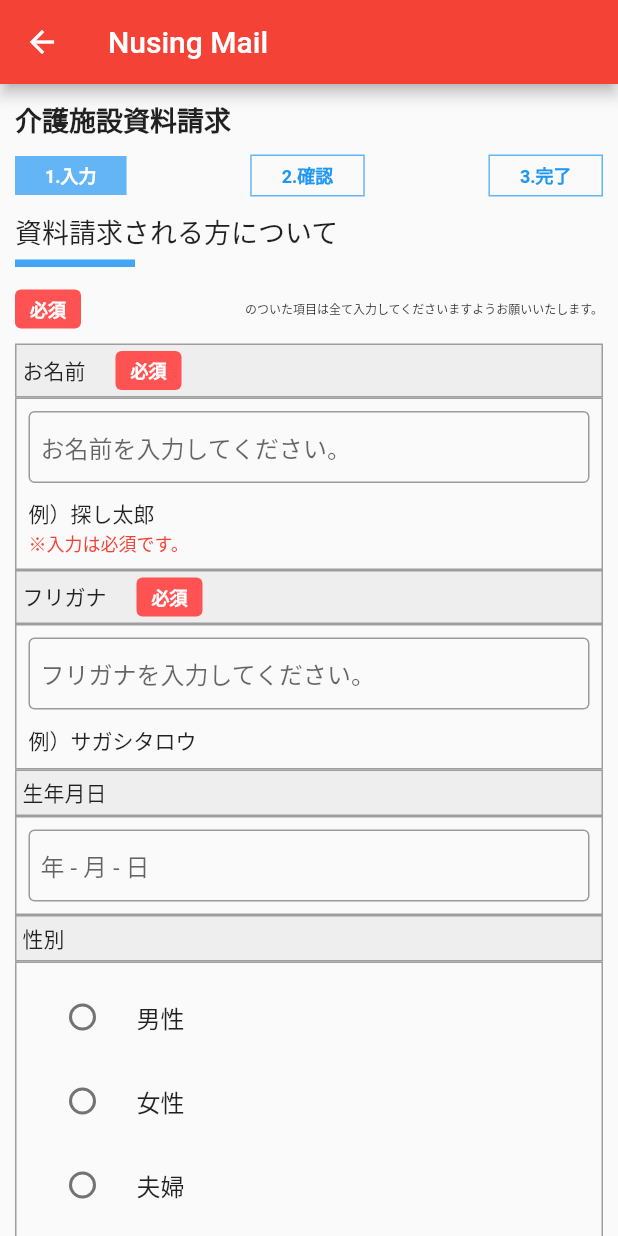
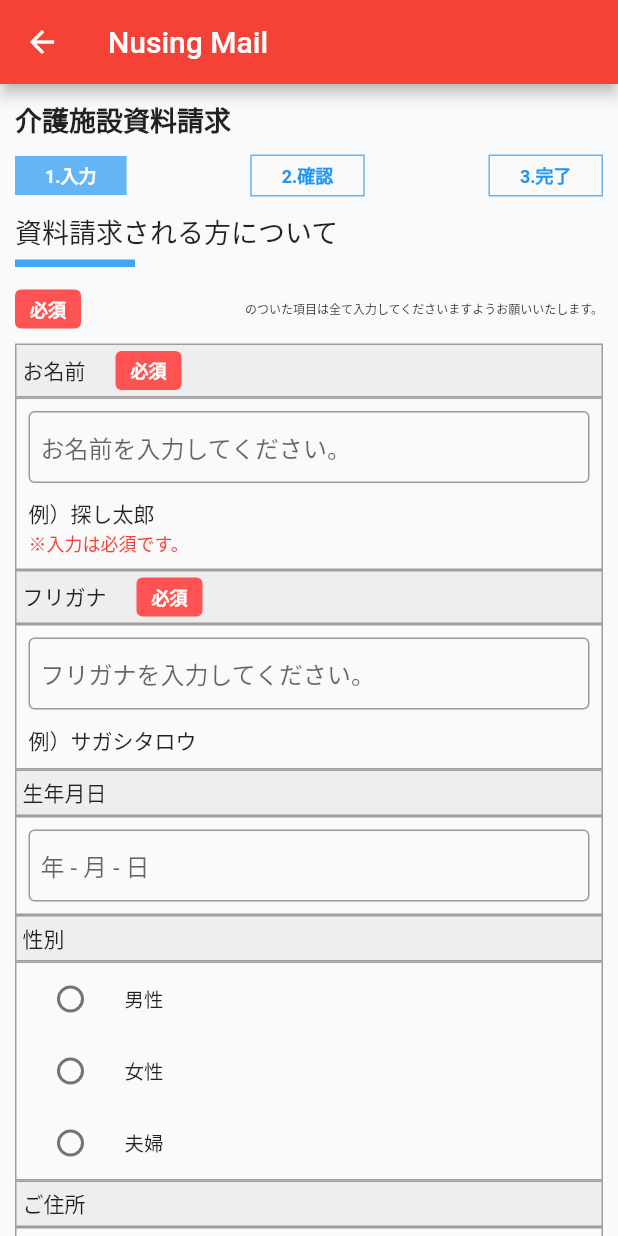
Before and after one commit to zwemansoempm/tis-mobile, a Flutter app: the NusingMail screen opened directly, on a phone screen of 412 x 824 dp. Run offline on Flutter 3.47's test engine with Material 2 defaults, Android fonts, the phone set to English and light mode, and no system bars; our stand-ins replace device_preview, dio, dotted_line, eva_icons_flutter, rxdart, splashscreen and 1 more; network calls fail.

Commit message:
update design

```diff
--- a/lib/views/nusing_favourite_mail.dart
+++ b/lib/views/nusing_favourite_mail.dart
@@ -169,7 +169,6 @@ class _NusingMailState extends State<NusingMail> {
                 ),
                 _itemHeader("性別"),
                 Container(
-                  padding: EdgeInsets.all(8),
                   decoration: BoxDecoration(
                     border: Border.all(color: Colors.grey)
                   ),
@@ -179,6 +178,7 @@ class _NusingMailState extends State<NusingMail> {
                         //contentPadding: EdgeInsets.zero,
                         title: const Text('男性'),
                         value: 1,
+                        dense: true,
                         groupValue: selectedRadio,
                         onChanged: (val) {
                           setSelectedRadio(val);
@@ -188,6 +188,7 @@ class _NusingMailState extends State<NusingMail> {
                         //contentPadding: EdgeInsets.zero,
                         title: const Text('女性'),
                         value: 2,
+                        dense: true,
                         groupValue: selectedRadio,
                         onChanged: (val) { setSelectedRadio(val); },
                       ),
@@ -195,6 +196,7 @@ class _NusingMailState extends State<NusingMail> {
                         //contentPadding: EdgeInsets.zero,
                         title: const Text('夫婦'),
                         value: 3,
+                        dense: true,
                         groupValue: selectedRadio,
                         onChanged: (val) { setSelectedRadio(val); },
                       ),
@@ -244,11 +246,10 @@ class _NusingMailState extends State<NusingMail> {
                       ),
                       SizedBox(height: 10.0),
                       Container(
-                      //padding: EdgeInsets.all(5.0),
                       decoration: BoxDecoration(
                         borderRadius: BorderRadius.circular(5.0),
                         color: Colors.white,
-                        border: Border.all()),
+                        border: Border.all(color: Colors.grey)),
                         child: DropdownButtonHideUnderline(
                           child: DropdownButton(
                             isExpanded: true,
@@ -281,7 +282,6 @@ class _NusingMailState extends State<NusingMail> {
                       ),
                       SizedBox(height: 10.0),
                       Container(
-                      //padding: EdgeInsets.all(5.0),
                       decoration: BoxDecoration(
                         borderRadius: BorderRadius.circular(5.0),
                         color: Colors.white,
@@ -463,7 +463,6 @@ class _NusingMailState extends State<NusingMail> {
                 ),
                 _itemHeader("性別"),
                 Container(
-                  padding: EdgeInsets.all(8),
                   decoration: BoxDecoration(
                     border: Border.all(color: Colors.grey)
                   ),
@@ -473,6 +472,7 @@ class _NusingMailState extends State<NusingMail> {
                         //contentPadding: EdgeInsets.zero,
                         title: const Text('男性'),
                         value: 1,
+                        dense: true,
                         groupValue: selectedRadio,
                         onChanged: (val) {
                           setSelectedRadio(val);
@@ -482,6 +482,7 @@ class _NusingMailState extends State<NusingMail> {
                         //contentPadding: EdgeInsets.zero,
                         title: const Text('女性'),
                         value: 2,
+                        dense: true,
                         groupValue: selectedRadio,
                         onChanged: (val) { setSelectedRadio(val); },
                       ),
@@ -489,6 +490,7 @@ class _NusingMailState extends State<NusingMail> {
                         //contentPadding: EdgeInsets.zero,
                         title: const Text('夫婦'),
                         value: 3,
+                        dense: true,
                         groupValue: selectedRadio,
                         onChanged: (val) { setSelectedRadio(val); },
                       ),
@@ -565,7 +567,6 @@ class _NusingMailState extends State<NusingMail> {
                 _itemHeader("認知症"),
 
                 Container(
-                  padding: EdgeInsets.all(8),
                   decoration: BoxDecoration(
                     border: Border.all(color: Colors.grey)
                   ),
@@ -575,6 +576,7 @@ class _NusingMailState extends State<NusingMail> {
                         //contentPadding: EdgeInsets.zero,
                         title: const Text('あり'),
                         value: 1,
+                        dense: true,
                         groupValue: selectedRadio,
                         onChanged: (val) {
                           setSelectedRadio(val);
@@ -584,6 +586,7 @@ class _NusingMailState extends State<NusingMail> {
                         //contentPadding: EdgeInsets.zero,
                         title: const Text('なし'),
                         value: 2,
+                        dense: true,
                         groupValue: selectedRadio,
                         onChanged: (val) { setSelectedRadio(val); },
                       ),
@@ -591,6 +594,7 @@ class _NusingMailState extends State<NusingMail> {
                         //contentPadding: EdgeInsets.zero,
                         title: const Text('わからない'),
                         value: 3,
+                        dense: true,
                         groupValue: selectedRadio,
                         onChanged: (val) { setSelectedRadio(val); },
                       ),
--- a/lib/views/send_completely.dart
+++ b/lib/views/send_completely.dart
@@ -94,9 +94,7 @@ class _SendCompletelyState extends State<SendCompletely> {
             Center(
               child: RaisedButton(
                 shape: RoundedRectangleBorder(borderRadius: BorderRadius.circular(5)),
-                onPressed: () {
-                  Navigator.push(context, MaterialPageRoute(builder: (context)=> SendCompletely()));
-                },
+                onPressed: () {},
                 color: Colors.blue[300],
                 textColor: Colors.white,
                 child: Text('確認ページに進む', style: TextStyle(fontSize: 16,)),
```
